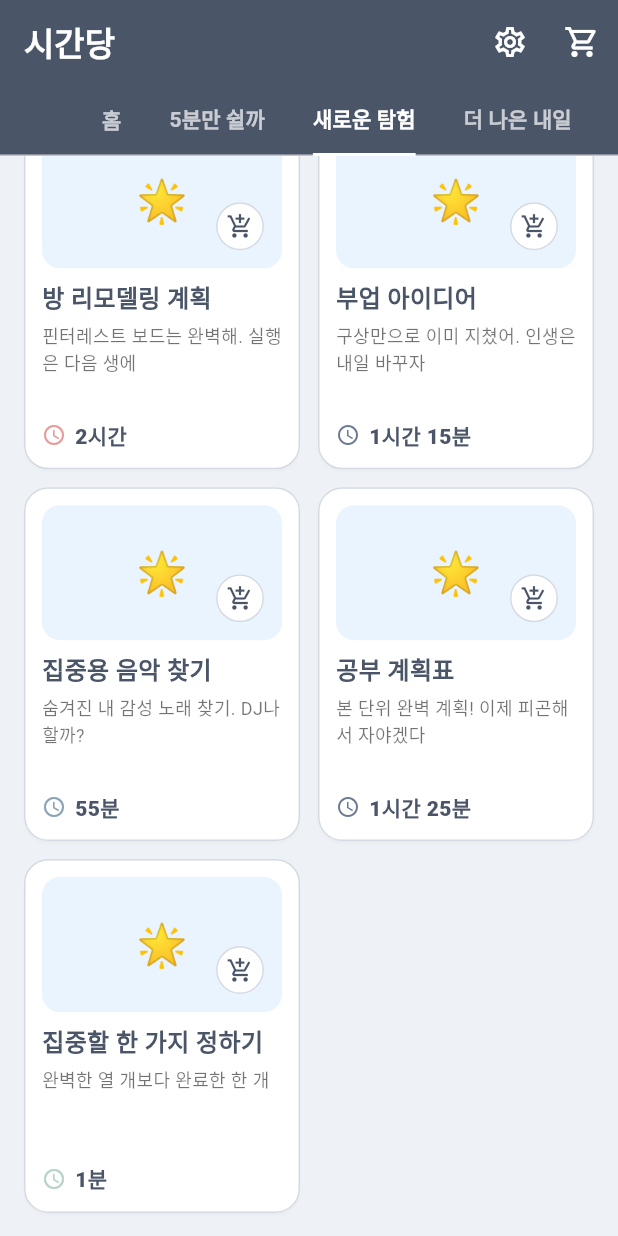
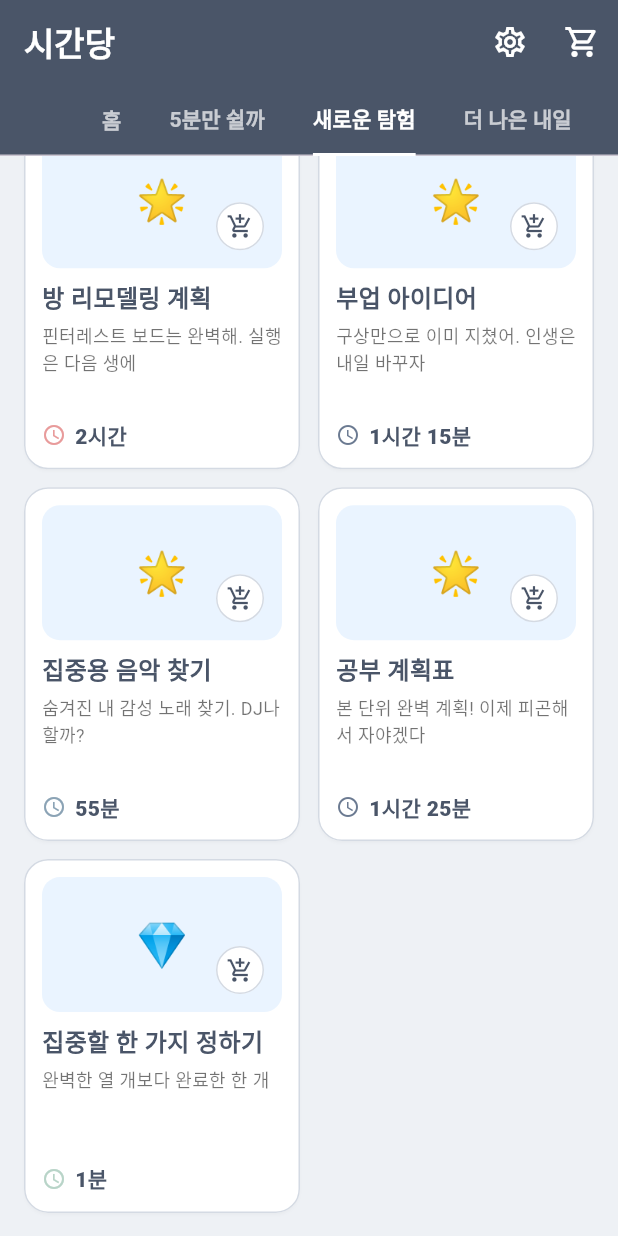
Before and after one commit to helloheesu/dart-practice, a Flutter app: the screen it shows after launch, tab 3 chosen, scrolled down 291 dp, on a phone screen of 412 x 824 dp. Run offline on Flutter 3.47's test engine with Material 3 defaults, Android fonts, the light colour scheme and no system bars.

Commit message:
프리미엄 이모지 차별

```diff
--- a/last_minutes/lib/ui/widgets/products/product_card.dart
+++ b/last_minutes/lib/ui/widgets/products/product_card.dart
@@ -94,7 +94,7 @@ class _ImageWithCart extends StatelessWidget {
   const _ImageWithCart({required this.category, required this.product});
   @override
   Widget build(BuildContext context) {
-    final emoji = category.emoji;
+    final emoji = product.premium ? '💎' : category.emoji;
     return AspectRatio(
       aspectRatio: 16 / 9,
       child: Stack(
```
